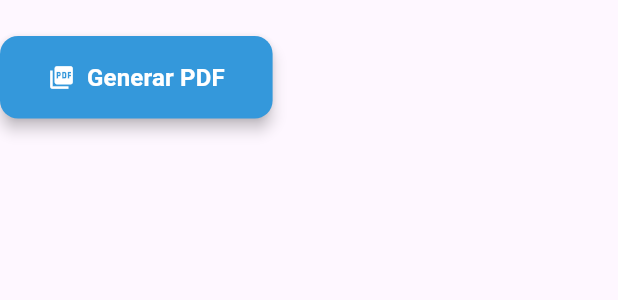
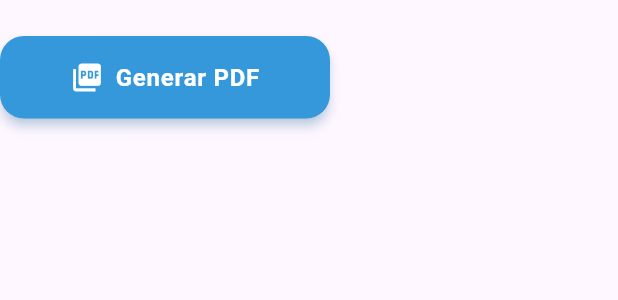
Before and after one commit to LEYENDARYCOMPANY2024/S.T.M-APP_MOVIL, a Flutter app: what buildGenerarPdfButton() shows on an empty page, opened directly, on a phone screen of 412 x 824 dp. Shown: the top 300 px of the screen. Run offline on Flutter 3.47's test engine with Material 3 defaults, Android fonts, the light colour scheme and no system bars; our stand-ins replace chewie, flutter_dotenv, shared_preferences, supabase_flutter, video_player; missing offline and left inert: bcrypt; accounts and stored records are empty.

Commit message:
diseño de boton de generar pdf (para tener mas commits)

```diff
--- a/app/lib/widgets/historial_clinico_design.dart
+++ b/app/lib/widgets/historial_clinico_design.dart
@@ -531,29 +531,27 @@
     );
   }
 
-  // Botón para generar PDF con diseño mejorado
   static Widget buildGenerarPdfButton(VoidCallback onPressed) {
     return Container(
       margin: const EdgeInsets.symmetric(vertical: 24.0),
+      width: 220, // Ancho fijo para mejor consistencia
       child: ElevatedButton.icon(
         onPressed: onPressed,
-        icon: const Icon(Icons.picture_as_pdf, color: Colors.white),
-        label: const Text(
-          'Generar PDF',
-          style: TextStyle(
-            color: Colors.white,
-            fontSize: 16,
-            fontWeight: FontWeight.bold,
-          ),
+        icon: const Icon(
+          Icons.picture_as_pdf,
+          color: Colors.white,
+          size: 22, // Tamaño de icono ligeramente más grande
         ),
+        label: const Text('Generar PDF', style: TextStyle(color: Colors.white, fontSize: 16,fontWeight: FontWeight.w600,letterSpacing: 0.5, ),),
         style: ElevatedButton.styleFrom(
           backgroundColor: _accentColor,
           foregroundColor: Colors.white,
           shape: RoundedRectangleBorder(
-            borderRadius: BorderRadius.circular(12),
+            borderRadius: BorderRadius.circular(16), // Bordes más redondeados
           ),
-          padding: const EdgeInsets.symmetric(horizontal: 32.0, vertical: 16.0),
-          elevation: 4,
+          padding: const EdgeInsets.symmetric(horizontal: 24.0, vertical: 16.0),
+          elevation: 3, // Sombra más sutil
+          shadowColor: _accentColor.withOpacity(0.5), // Sombra del mismo color
         ),
       ),
     );
```
Also changed, not shown: app/lib/views/historial_clinico_view.dart (+19 -8 lines).
